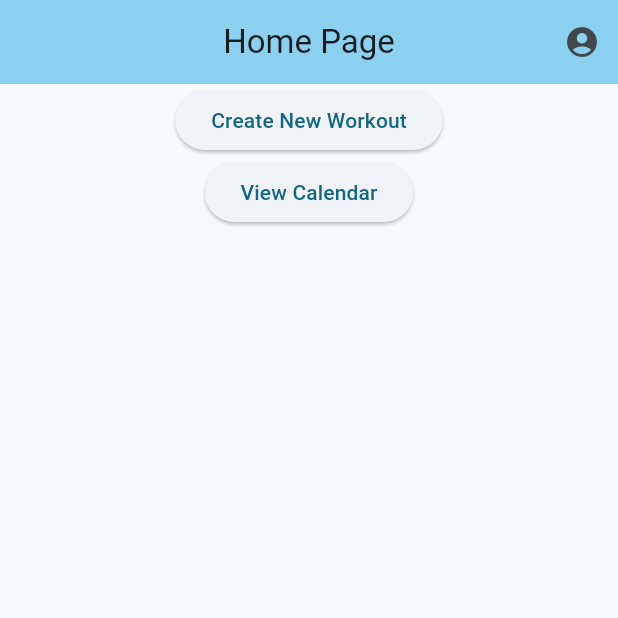
After one commit to Sol-Aestuans/workout-tracking-app, a Flutter app: the screen it shows after launch, on a phone screen of 412 x 824 dp, the top half of it. The commit adds this screen. Run offline on Flutter 3.47's test engine with Material 3 defaults, Android fonts, the phone set to English and light mode, and no system bars.

Commit message:
Refactored project structure. Added navigation to calendar & workout builder pages.

```diff
--- /dev/null
+++ b/app/lib/pages/home_page.dart
@@ -0,0 +1,46 @@
+import 'package:flutter/material.dart';
+import 'index.dart';
+
+class HomePage extends StatefulWidget {
+  const HomePage({super.key});
+
+  final String title = "Home Page";
+
+  @override
+  State<HomePage> createState() => _HomePageState();
+}
+
+class _HomePageState extends State<HomePage> {
+
+  @override
+  Widget build(BuildContext context) {
+    return Scaffold(
+      appBar: AppBar(
+        centerTitle: true,
+        backgroundColor: Theme.of(context).colorScheme.inversePrimary,
+        title: Text(widget.title),
+        actions: [
+          IconButton(onPressed: () {print("Account page");}, icon: const Icon(Icons.account_circle)),
+        ],
+      ),
+      body: Center(
+        child: Column(
+          children: [
+            ElevatedButton(
+              onPressed: () {
+                Navigator.push(context, MaterialPageRoute(builder: (context) => WorkoutBuilderPage()));
+              },
+              child: Text("Create New Workout"),
+            ),
+            ElevatedButton(
+              onPressed: () {
+                Navigator.push(context, MaterialPageRoute(builder: (context) => CalendarPage()));
+              },
+              child: Text("View Calendar"),
+            ),
+            ],
+          )
+      )
+    );
+  }
+}
--- /dev/null
+++ b/app/lib/pages/index.dart
@@ -0,0 +1,3 @@
+export './calendar_page.dart';
+export './home_page.dart';
+export './workout_builder_page.dart';
```
Also changed, not shown: app/lib/main.dart (+2 -43 lines), app/lib/pages/calendar_page.dart (added, +27 -0 lines).
